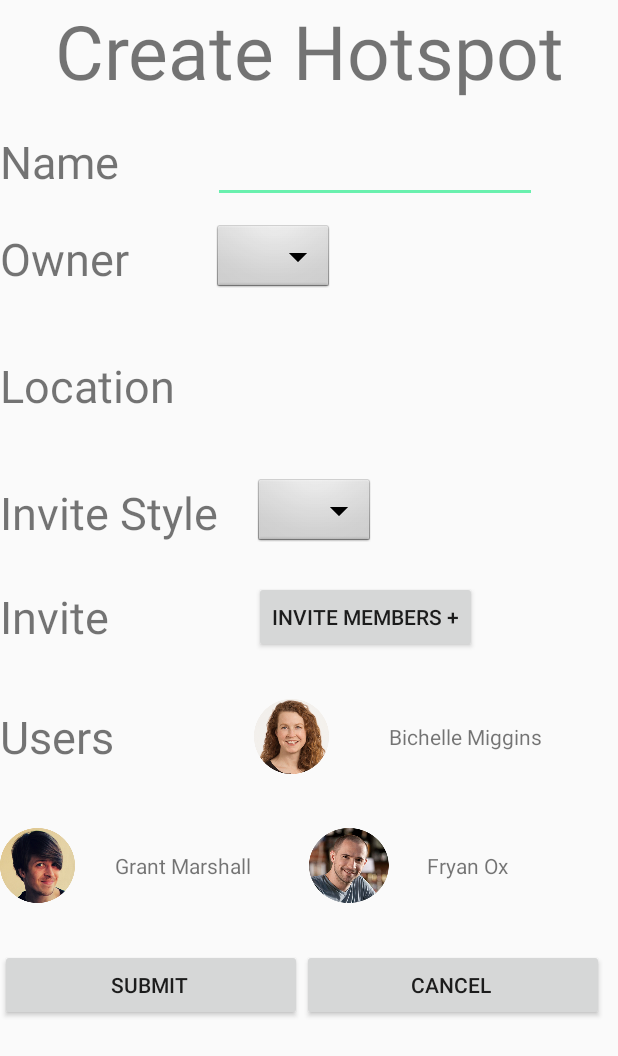
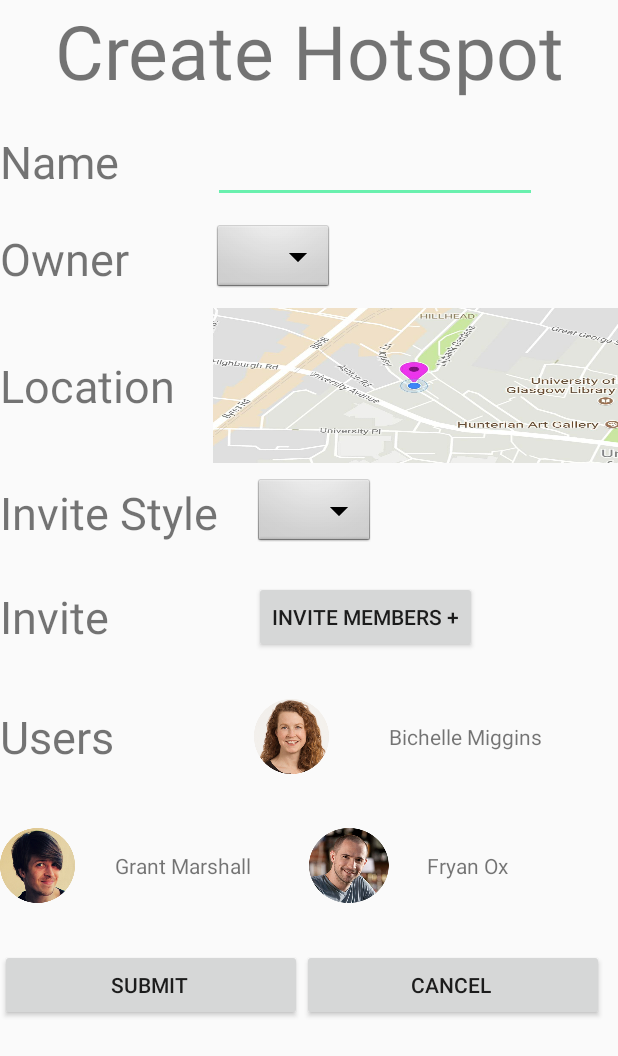
Before and after one commit to 2136280m/MapChat, an Android app: the layout create_hotspot.xml on its own in the app's theme, with its tools: preview values and no code run, on a phone screen of 412 x 824 dp. Shown: the top 1056 px of the screen. Run offline under Robolectric (Android 15) with nearby library versions, the phone set to English and light mode, and no system bars.

Commit message:
Create Hotspot nearly done, need it to create hardcoded map marker on submit button press

```diff
--- a/app/src/main/res/layout/create_hotspot.xml
+++ b/app/src/main/res/layout/create_hotspot.xml
@@ -84,7 +84,8 @@
 
             <ImageView
                 android:layout_width="match_parent"
-                android:layout_height="match_parent" />
+                android:layout_height="match_parent"
+                android:background="@drawable/boydorr"/>
 
         </LinearLayout>
 
```
Also changed, not shown: app/src/main/res/drawable/boydorr.png (added).
